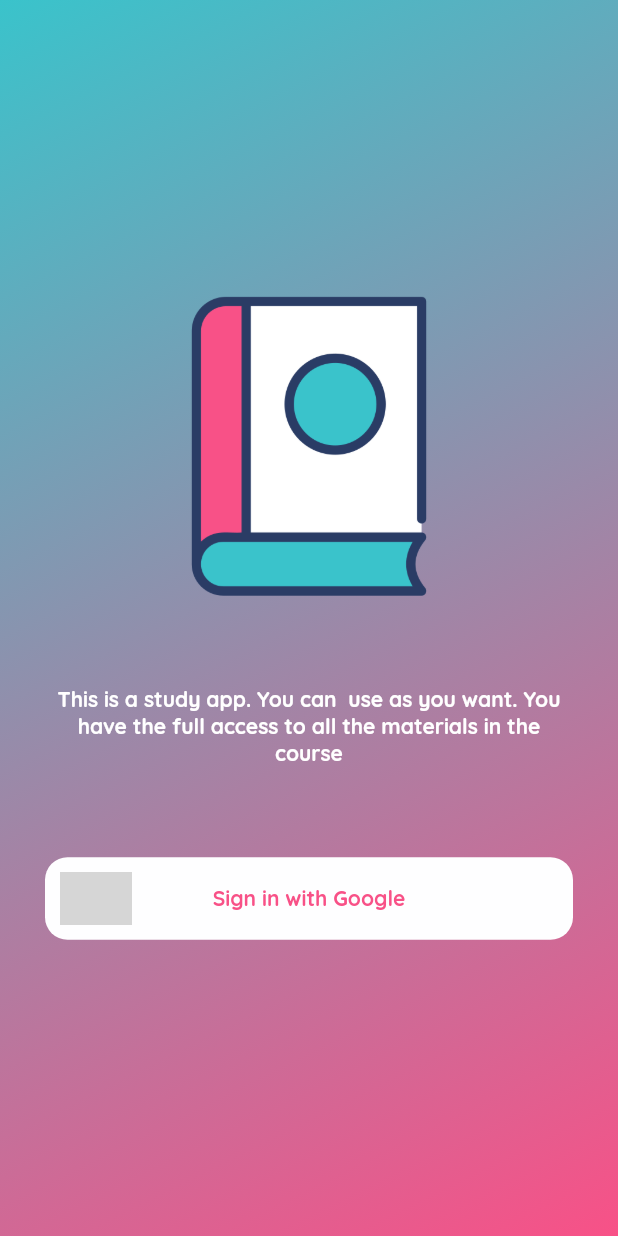
After one commit to LongVeipe/StudentApp_Flutter, a Flutter app: the LoginScreen screen opened by its route, after a tap on "Sign in with Google", on a phone screen of 412 x 824 dp. The commit adds this screen. Run offline on Flutter 3.47's test engine with Material 2 defaults, Android fonts, the phone set to English and light mode, and no system bars; our stand-ins replace cached_network_image, cloud_firestore, firebase_auth, firebase_core, firebase_storage, flutter_svg and 4 more; accounts and stored records are empty; project files that could hold a hidden picture were left out; grey boxes are pictures that could not be loaded.

Commit message:
add google_sign_in

```diff
--- a/lib/controllers/auth_controller.dart
+++ b/lib/controllers/auth_controller.dart
@@ -1,20 +1,75 @@
 // ignore_for_file: depend_on_referenced_packages
 
+import 'package:firebase_auth/firebase_auth.dart';
 import 'package:get/get.dart';
-class AuthController extends GetxController{
+import 'package:google_sign_in/google_sign_in.dart';
+import 'package:student_app/firebase_ref/references.dart';
+import 'package:student_app/screens/login/login_screen.dart';
+import 'package:student_app/widgets/dialogs/dialogue_widget.dart';
 
+class AuthController extends GetxController {
   @override
   void onReady() {
     initAuth();
     super.onReady();
   }
 
-  void initAuth() async{
+  late FirebaseAuth _auth;
+  final _user = Rxn<User>();
+  late Stream<User?> _authStateChanges;
+
+  void initAuth() async {
     await Future.delayed(const Duration(seconds: 2));
+    _auth = FirebaseAuth.instance;
+    _authStateChanges = _auth.authStateChanges();
+    _authStateChanges.listen((User? user) {
+      _user.value = user;
+    });
     navigateToIntroduction();
   }
 
-  void navigateToIntroduction(){
+  signInWithGoogle() async {
+    final GoogleSignIn googleSignIn = GoogleSignIn();
+    try {
+      GoogleSignInAccount? account = await googleSignIn.signIn();
+      if (account != null) {
+        final authAccount = await account.authentication;
+        final credential = GoogleAuthProvider.credential(
+          idToken: authAccount.idToken,
+          accessToken: authAccount.accessToken,
+        );
+        await _auth.signInWithCredential(credential);
+        await saveUser(account);
+      }
+    } on Exception catch (error) {
+      print(error);
+    }
+  }
+
+  saveUser(GoogleSignInAccount account) {
+    userRF.doc(account.email).set({
+      "email": account.email,
+      "name": account.displayName,
+      "photoUrl": account.photoUrl,
+    });
+  }
+
+  void navigateToIntroduction() {
     Get.offAllNamed("/introduction");
   }
+
+  void showLoginAlertDialogue() {
+    Get.dialog(Dialogs.questionStartDialogue(onTab: () {
+      Get.back();
+      navigateToLoginScreen();
+    }), barrierDismissible: true);
+  }
+
+  void navigateToLoginScreen(){
+    Get.toNamed(LoginScreen.routerName);
+  }
+
+  bool isLoggedIn() {
+    return _auth.currentUser != null;
+  }
 }
--- a/lib/firebase_ref/references.dart
+++ b/lib/firebase_ref/references.dart
@@ -2,6 +2,8 @@ import 'package:cloud_firestore/cloud_firestore.dart';
 import 'package:firebase_storage/firebase_storage.dart';
 
 final fireStore = FirebaseFirestore.instance;
+
+final userRF = fireStore.collection("users");
 final questionPaperRF = fireStore.collection('questionPapers');
 DocumentReference questionRF({
   required String paperId,
--- a/lib/routes/app_routes.dart
+++ b/lib/routes/app_routes.dart
@@ -3,6 +3,7 @@ import 'package:get/get.dart';
 import 'package:student_app/controllers/question_paper/question_paper_controller.dart';
 import 'package:student_app/screens/home/home_screen.dart';
 import 'package:student_app/screens/introduction/introduction.dart';
+import 'package:student_app/screens/login/login_screen.dart';
 import 'package:student_app/screens/splash/splash_screen.dart';
 import 'package:student_app/services/firebase_storage_service.dart';
 
@@ -17,6 +18,7 @@ class AppRoutes {
             binding: BindingsBuilder(() {
               Get.put(FirebaseStorageService());
               Get.put(QuestionPaperController());
-            }))
+            })),
+        GetPage(name: LoginScreen.routerName, page: () => const LoginScreen())
       ];
 }
--- /dev/null
+++ b/lib/screens/login/login_screen.dart
@@ -0,0 +1,67 @@
+import 'package:flutter/material.dart';
+import 'package:flutter_svg/flutter_svg.dart';
+import 'package:student_app/configs/themes/app_colors.dart';
+import 'package:student_app/controllers/auth_controller.dart';
+import 'package:student_app/widgets/common/main_button.dart';
+// ignore: depend_on_referenced_packages
+import 'package:get/get.dart';
+
+class LoginScreen extends GetView<AuthController> {
+  const LoginScreen({Key? key}) : super(key: key);
+
+  static const String routerName = "/login";
+
+  @override
+  Widget build(BuildContext context) {
+    return Scaffold(
+      body: Container(
+        padding: EdgeInsets.symmetric(horizontal: 30),
+        alignment: Alignment.center,
+        decoration: BoxDecoration(gradient: mainGradient()),
+        child: Column(
+          mainAxisAlignment: MainAxisAlignment.center,
+          children: [
+            Image.asset(
+              "assets/images/app_splash_logo.png",
+              width: 200,
+              height: 200,
+            ),
+            const Padding(
+              padding: EdgeInsets.symmetric(vertical: 60),
+              child: Text(
+                  style: TextStyle(
+                      color: onSurfaceTextColor, fontWeight: FontWeight.bold),
+                  textAlign: TextAlign.center,
+                  "This is a study app. You can  use as you want. You have the full access to all the materials in the course"),
+            ),
+            MainButton(
+              onTap: () {
+                controller.signInWithGoogle();
+              },
+              child: Stack(
+                children: [
+                  Positioned(
+                      top: 0,
+                      left: 0,
+                      bottom: 0,
+                      child: SvgPicture.asset(
+                        "assets/icons/google.svg",
+                      )),
+                  Center(
+                    child: Text(
+                      "Sign in with Google",
+                      style: TextStyle(
+                        color: Theme.of(context).primaryColor,
+                        fontWeight: FontWeight.bold,
+                      ),
+                    ),
+                  )
+                ],
+              ),
+            )
+          ],
+        ),
+      ),
+    );
+  }
+}
--- /dev/null
+++ b/lib/widgets/common/main_button.dart
@@ -0,0 +1,45 @@
+import 'package:flutter/material.dart';
+import 'package:student_app/configs/themes/app_colors.dart';
+
+class MainButton extends StatelessWidget {
+  const MainButton(
+      {Key? key,
+      this.title = "",
+      required this.onTap,
+      this.enabled = true,
+      this.color,
+      this.width,
+      this.child})
+      : super(key: key);
+
+  final String title;
+  final VoidCallback onTap;
+  final bool enabled;
+  final Color? color;
+  final Widget? child;
+  final double? width;
+
+  @override
+  Widget build(BuildContext context) {
+    return Material(
+      borderRadius: BorderRadius.circular(15),
+      color: color ?? Theme.of(context).cardColor,
+      child: SizedBox(
+        height: 55,
+        width: double.maxFinite,
+        child: InkWell(
+          onTap: enabled ? onTap : null,
+          child: Container(
+            padding: const EdgeInsets.all(10),
+            child: child ??
+                Text(
+                  title,
+                  style: const TextStyle(
+                      fontWeight: FontWeight.bold, color: onSurfaceTextColor),
+                ),
+          ),
+        ),
+      ),
+    );
+  }
+}
--- /dev/null
+++ b/lib/widgets/dialogs/dialogue_widget.dart
@@ -0,0 +1,28 @@
+import 'package:flutter/material.dart';
+
+class Dialogs{
+  static final Dialogs _singleton = Dialogs._internal();
+  Dialogs._internal();
+
+  factory Dialogs(){
+    return _singleton;
+  }
+
+  static Widget questionStartDialogue({required VoidCallback onTab}){
+    return AlertDialog(
+      content: Column(
+        mainAxisSize: MainAxisSize.min,
+        crossAxisAlignment: CrossAxisAlignment.start,
+        children: const [
+          Text("Hi ....", style: TextStyle(
+            fontSize: 25, fontWeight: FontWeight.bold
+          ),),
+          Text("Please login before you start!!")
+        ],
+      ),
+      actions: [
+        TextButton(onPressed: onTab, child: const Text("Confirm"))
+      ],
+    );
+  }
+}
--- a/pubspec.yaml
+++ b/pubspec.yaml
@@ -40,7 +40,13 @@ dependencies:
   cloud_firestore: ^3.4.0
   google_fonts: ^3.0.1
   firebase_storage: ^10.3.4
+  firebase_auth: ^3.6.2
   cached_network_image: ^3.2.1
+  flutter_zoom_drawer: ^2.1.2
+  url_launcher: ^6.0.18
+  google_sign_in: ^5.4.0
+  flutter_svg: ^1.0.0
+
 
 dev_dependencies:
   flutter_test:
```
Also changed, not shown: lib/controllers/question_paper/question_paper_controller.dart (+16 -0 lines), lib/controllers/zoom_drawer_controller.dart (added, +43 -0 lines), lib/screens/home/home_screen.dart (+21 -4 lines), lib/screens/home/menu_screen.dart (added, +38 -0 lines), lib/screens/home/question_card.dart (+16 -8 lines), pubspec.lock.
